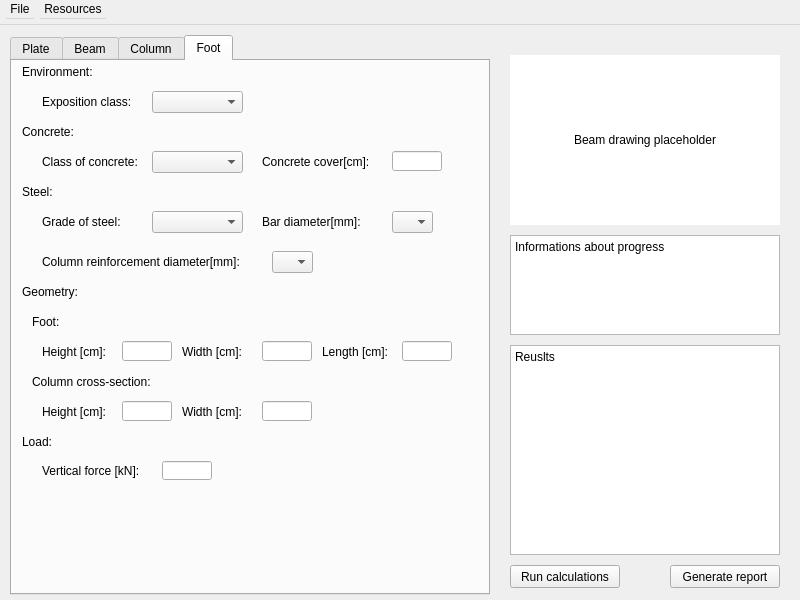
Old version of the form app/designer/ui.ui in the repository michalkowal66/reinfCalc.
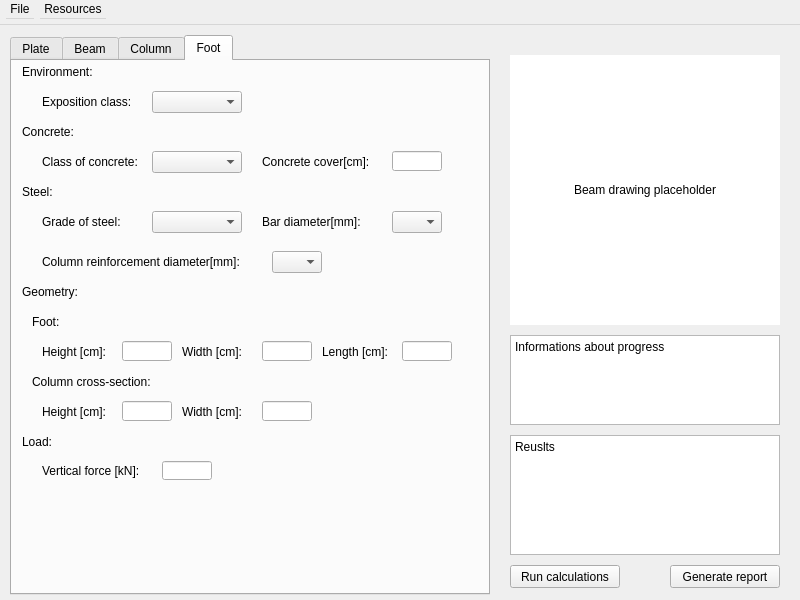
New version of the form. The open tabs and pages were chosen to show the change.

Commit message: Add button and placeholder images, dummy examples

The edit to the form file:
```diff
--- a/app/designer/ui.ui
+++ b/app/designer/ui.ui
@@ -1244,7 +1244,7 @@
          <rect>
           <x>380</x>
           <y>150</y>
-          <width>41</width>
+          <width>50</width>
           <height>22</height>
          </rect>
         </property>
@@ -1319,7 +1319,7 @@
          <rect>
           <x>140</x>
           <y>30</y>
-          <width>91</width>
+          <width>90</width>
           <height>22</height>
          </rect>
         </property>
@@ -1342,7 +1342,7 @@
          <rect>
           <x>140</x>
           <y>150</y>
-          <width>91</width>
+          <width>90</width>
           <height>22</height>
          </rect>
         </property>
@@ -1352,7 +1352,7 @@
          <rect>
           <x>140</x>
           <y>90</y>
-          <width>91</width>
+          <width>90</width>
           <height>22</height>
          </rect>
         </property>
@@ -1427,7 +1427,7 @@
          <rect>
           <x>260</x>
           <y>190</y>
-          <width>41</width>
+          <width>50</width>
           <height>22</height>
          </rect>
         </property>
@@ -1690,7 +1690,7 @@
           <x>10</x>
           <y>20</y>
           <width>270</width>
-          <height>170</height>
+          <height>270</height>
          </rect>
         </property>
         <property name="styleSheet">
@@ -1707,9 +1707,9 @@
         <property name="geometry">
          <rect>
           <x>10</x>
-          <y>200</y>
+          <y>300</y>
           <width>270</width>
-          <height>100</height>
+          <height>90</height>
          </rect>
         </property>
         <property name="html">
@@ -1724,9 +1724,9 @@
         <property name="geometry">
          <rect>
           <x>10</x>
-          <y>310</y>
+          <y>400</y>
           <width>270</width>
-          <height>210</height>
+          <height>120</height>
          </rect>
         </property>
         <property name="html">
@@ -1750,6 +1750,34 @@
          <string>Generate report</string>
         </property>
        </widget>
+       <widget class="QLabel" name="b_span_elementDraw">
+        <property name="geometry">
+         <rect>
+          <x>10</x>
+          <y>20</y>
+          <width>270</width>
+          <height>270</height>
+         </rect>
+        </property>
+        <property name="styleSheet">
+         <string notr="true">background-color: rgb(255, 255, 255);</string>
+        </property>
+        <property name="text">
+         <string>Beam drawing placeholder</string>
+        </property>
+        <property name="scaledContents">
+         <bool>true</bool>
+        </property>
+        <property name="alignment">
+         <set>Qt::AlignCenter</set>
+        </property>
+       </widget>
+       <zorder>b_run_btn</zorder>
+       <zorder>b_info_textBrowser</zorder>
+       <zorder>b_results_textBrowser</zorder>
+       <zorder>b_report_btn</zorder>
+       <zorder>b_span_elementDraw</zorder>
+       <zorder>b_sup_elementDraw</zorder>
       </widget>
       <widget class="QWidget" name="col_page">
        <widget class="QPushButton" name="c_run_btn">
```
Left out of the diff: 122 changed lines with no effect on the pictures. The commit also changes 2 other files.
